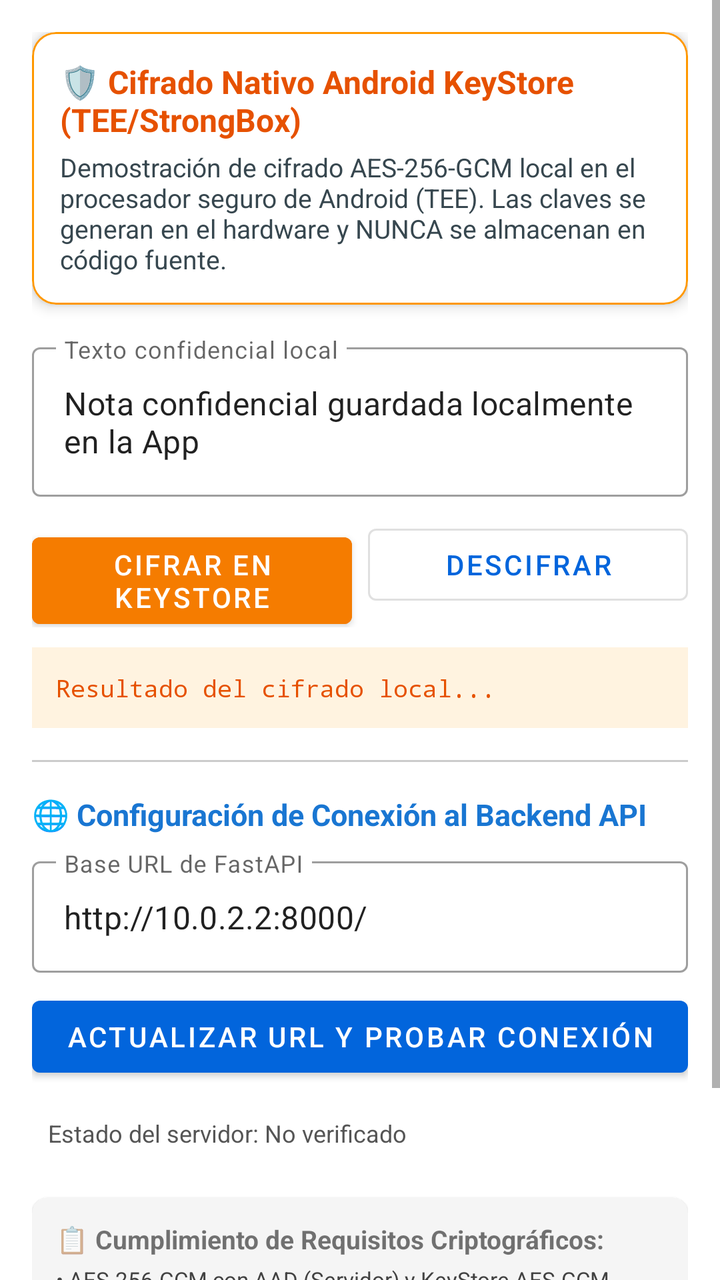
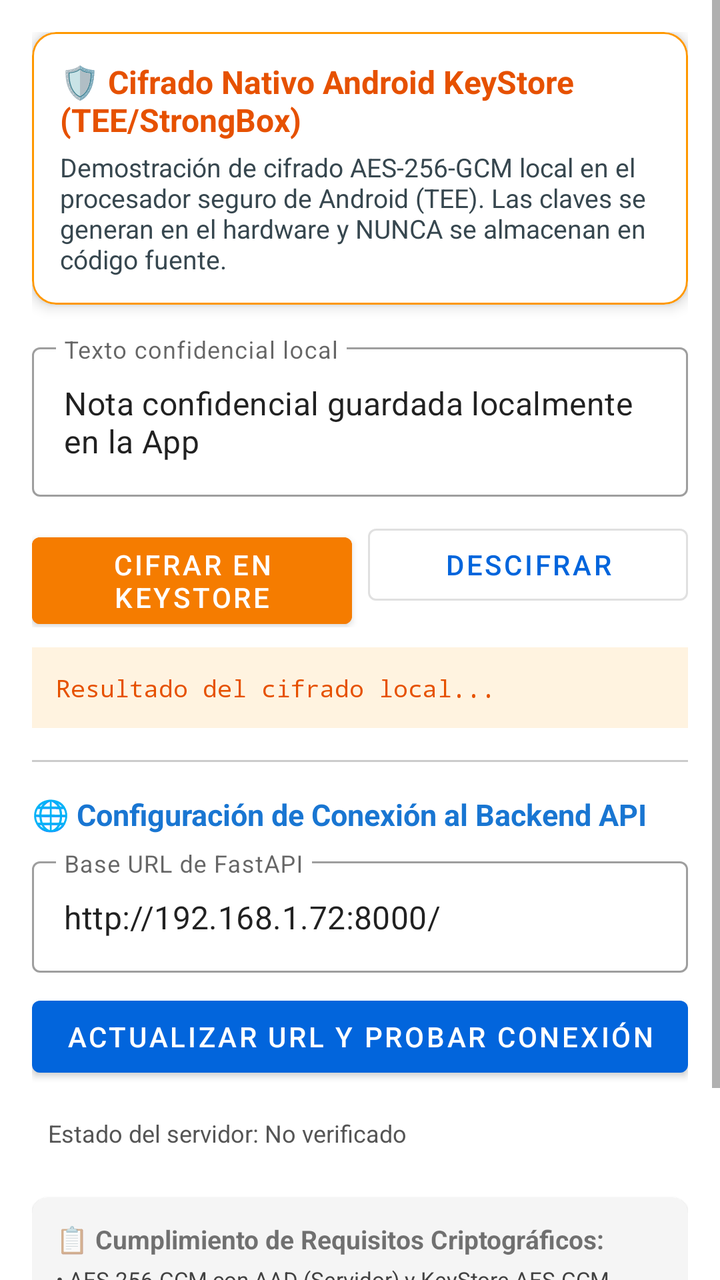

Before-and-after screenshots of an Android layout around one commit, followed by the original layout XML and the change that was made.
<!-- AndroidManifest.xml: application theme Theme.AppClinic -->
<!-- res/layout/fragment_keystore.xml -->
<?xml version="1.0" encoding="utf-8"?>
<ScrollView xmlns:android="http://schemas.android.com/apk/res/android"
    xmlns:app="http://schemas.android.com/apk/res-auto"
    android:layout_width="match_parent"
    android:layout_height="match_parent"
    android:fillViewport="true">

    <LinearLayout
        android:layout_width="match_parent"
        android:layout_height="wrap_content"
        android:orientation="vertical"
        android:padding="16dp">

        
        <com.google.android.material.card.MaterialCardView
            android:layout_width="match_parent"
            android:layout_height="wrap_content"
            android:layout_marginBottom="16dp"
            app:cardCornerRadius="12dp"
            app:cardElevation="4dp"
            app:strokeColor="#FF9800"
            app:strokeWidth="1dp">

            <LinearLayout
                android:layout_width="match_parent"
                android:layout_height="wrap_content"
                android:orientation="vertical"
                android:padding="14dp">

                <TextView
                    android:layout_width="wrap_content"
                    android:layout_height="wrap_content"
                    android:text="🛡️ Cifrado Nativo Android KeyStore (TEE/StrongBox)"
                    android:textColor="#E65100"
                    android:textSize="16sp"
                    android:textStyle="bold" />

                <TextView
                    android:layout_width="wrap_content"
                    android:layout_height="wrap_content"
                    android:layout_marginTop="4dp"
                    android:text="Demostración de cifrado AES-256-GCM local en el procesador seguro de Android (TEE). Las claves se generan en el hardware y NUNCA se almacenan en código fuente."
                    android:textColor="#37474F"
                    android:textSize="13sp" />
            </LinearLayout>
        </com.google.android.material.card.MaterialCardView>

        
        <com.google.android.material.textfield.TextInputLayout
            style="@style/Widget.MaterialComponents.TextInputLayout.OutlinedBox"
            android:layout_width="match_parent"
            android:layout_height="wrap_content"
            android:hint="Texto confidencial local">

            <com.google.android.material.textfield.TextInputEditText
                android:id="@+id/etTextoLocal"
                android:layout_width="match_parent"
                android:layout_height="wrap_content"
                android:text="Nota confidencial guardada localmente en la App" />
        </com.google.android.material.textfield.TextInputLayout>

        <LinearLayout
            android:layout_width="match_parent"
            android:layout_height="wrap_content"
            android:layout_marginTop="10dp"
            android:orientation="horizontal">

            <com.google.android.material.button.MaterialButton
                android:id="@+id/btnCifrarLocal"
                android:layout_width="0dp"
                android:layout_height="wrap_content"
                android:layout_weight="1"
                android:backgroundTint="#F57C00"
                android:text="Cifrar en KeyStore" />

            <com.google.android.material.button.MaterialButton
                android:id="@+id/btnDescifrarLocal"
                style="@style/Widget.MaterialComponents.Button.OutlinedButton"
                android:layout_width="0dp"
                android:layout_height="wrap_content"
                android:layout_marginStart="8dp"
                android:layout_weight="1"
                android:text="Descifrar" />
        </LinearLayout>

        <TextView
            android:id="@+id/tvResultadoLocal"
            android:layout_width="match_parent"
            android:layout_height="wrap_content"
            android:layout_marginTop="10dp"
            android:background="#FFF3E0"
            android:fontFamily="monospace"
            android:padding="12dp"
            android:text="Resultado del cifrado local..."
            android:textColor="#E65100"
            android:textSize="12sp" />

        <View
            android:layout_width="match_parent"
            android:layout_height="1dp"
            android:layout_marginVertical="16dp"
            android:background="#CCCCCC" />

        
        <TextView
            android:layout_width="wrap_content"
            android:layout_height="wrap_content"
            android:text="🌐 Configuración de Conexión al Backend API"
            android:textColor="#1976D2"
            android:textSize="15sp"
            android:textStyle="bold" />

        <com.google.android.material.textfield.TextInputLayout
            style="@style/Widget.MaterialComponents.TextInputLayout.OutlinedBox"
            android:layout_width="match_parent"
            android:layout_height="wrap_content"
            android:layout_marginTop="8dp"
            android:hint="Base URL de FastAPI">

            <com.google.android.material.textfield.TextInputEditText
                android:id="@+id/etBaseUrl"
                android:layout_width="match_parent"
                android:layout_height="wrap_content"
                android:text="http://10.0.2.2:8000/" />
        </com.google.android.material.textfield.TextInputLayout>

        <com.google.android.material.button.MaterialButton
            android:id="@+id/btnActualizarUrl"
            android:layout_width="match_parent"
            android:layout_height="wrap_content"
            android:layout_marginTop="8dp"
            android:text="Actualizar URL y Probar Conexión" />

        <TextView
            android:id="@+id/tvEstadoConexion"
            android:layout_width="match_parent"
            android:layout_height="wrap_content"
            android:layout_marginTop="8dp"
            android:padding="8dp"
            android:text="Estado del servidor: No verificado"
            android:textColor="#555555"
            android:textSize="12sp" />

        
        <com.google.android.material.card.MaterialCardView
            android:layout_width="match_parent"
            android:layout_height="wrap_content"
            android:layout_marginTop="16dp"
            app:cardBackgroundColor="#F5F5F5"
            app:cardCornerRadius="8dp">

            <LinearLayout
                android:layout_width="match_parent"
                android:layout_height="wrap_content"
                android:orientation="vertical"
                android:padding="12dp">

                <TextView
                    android:layout_width="wrap_content"
                    android:layout_height="wrap_content"
                    android:text="📋 Cumplimiento de Requisitos Criptográficos:"
                    android:textSize="13sp"
                    android:textStyle="bold" />

                <TextView
                    android:layout_width="wrap_content"
                    android:layout_height="wrap_content"
                    android:layout_marginTop="4dp"
                    android:text="• AES-256-GCM con AAD (Servidor) y KeyStore AES-GCM (Android).\n• Firma Ed25519 con JSON Canónico determinista.\n• Cero hardcoding: claves en .env / PKCS#8 cifrado y KeyStore.\n• Flujo completo: entrada, guardado cifrado, descifrado y verificación de firmas."
                    android:textColor="#424242"
                    android:textSize="11sp" />
            </LinearLayout>
        </com.google.android.material.card.MaterialCardView>

    </LinearLayout>
</ScrollView>
<!-- resources referenced by this layout -->
<resources>
  <style name="Theme.AppClinic" parent="Theme.MaterialComponents.DayNight.NoActionBar">
          
          <item name="colorPrimary">@color/medical_blue</item>
          <item name="colorPrimaryVariant">@color/medical_blue_dark</item>
          <item name="colorOnPrimary">@color/white</item>
          
          <item name="colorSecondary">@color/teal_200</item>
          <item name="colorSecondaryVariant">@color/teal_700</item>
          <item name="colorOnSecondary">@color/black</item>
          
          <item name="android:statusBarColor">@color/medical_blue_dark</item>
      </style>
  <color name="medical_blue">#0265DC</color>
  <color name="medical_blue_dark">#01479C</color>
  <color name="white">#FFFFFFFF</color>
  <color name="teal_200">#FF03DAC5</color>
  <color name="teal_700">#FF018786</color>
  <color name="black">#FF000000</color>
</resources>

<!-- the commit's change to res/layout/fragment_keystore.xml (unified diff, before → after) -->
@@ -121,7 +121,7 @@
                 android:id="@+id/etBaseUrl"
                 android:layout_width="match_parent"
                 android:layout_height="wrap_content"
-                android:text="http://10.0.2.2:8000/" />
+                android:text="http://192.168.1.72:8000/" />
         </com.google.android.material.textfield.TextInputLayout>
 
         <com.google.android.material.button.MaterialButton
